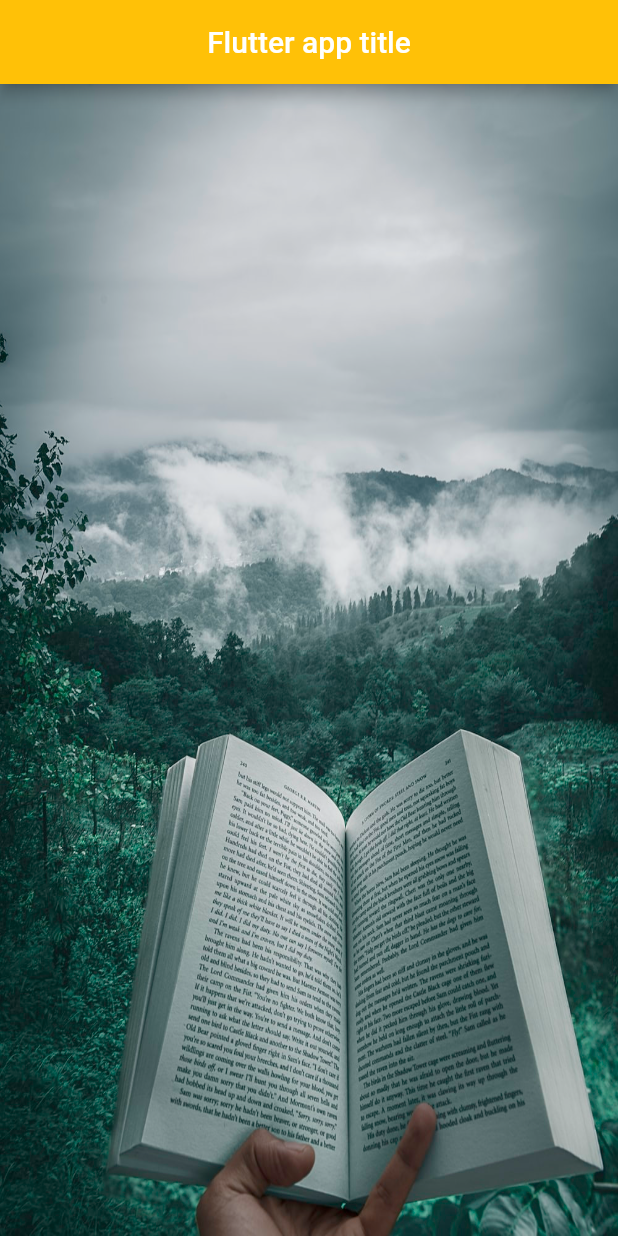
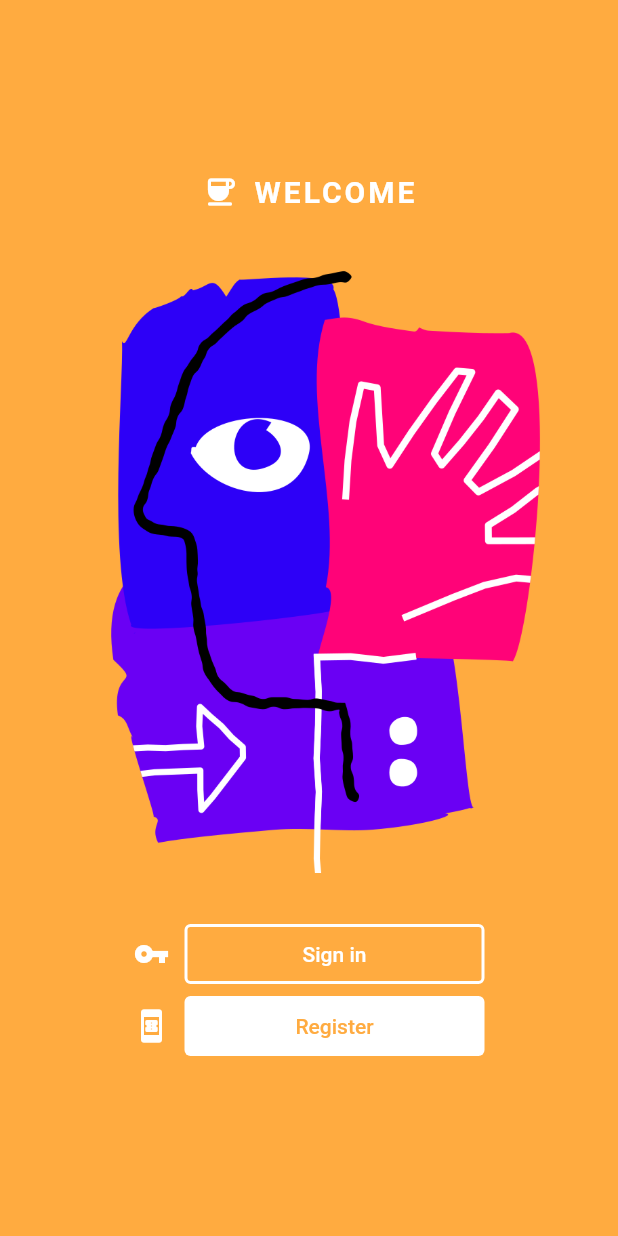
Before and after one commit to GIBuddhika/book-wallet-app, a Flutter app: the screen it shows after launch, on a phone screen of 412 x 824 dp. Run offline on Flutter 3.47's test engine with Material 2 defaults, Android fonts, the phone set to English and light mode, and no system bars.

```diff
--- a/lib/main.dart
+++ b/lib/main.dart
@@ -1,28 +1,22 @@
 import 'package:flutter/material.dart';
+import 'package:flutter_application_1/dashboard.dart';
+import 'package:flutter_application_1/routes.dart';
+import 'package:flutter_application_1/welcome.dart';
 
 void main() {
-  runApp(myapp());
+  runApp(MaterialApp(
+    title: 'Navigation Basics',
+    home: firstPage(),
+  ));
 }
 
-class myapp extends StatelessWidget {
-  // const myapp({Key? key}) : super(key: key);
-
+class firstPage extends StatelessWidget {
   @override
   Widget build(BuildContext context) {
     return MaterialApp(
-      home: Scaffold(
-        appBar: AppBar(
-          title: Text('Flutter app title'),
-          backgroundColor: Colors.amber,
-          centerTitle: true,
-        ),
-        body: Center(
-            child: Image.asset(
-          "images/book.jpeg",
-          height: double.infinity,
-          fit: BoxFit.fill,
-        )),
-      ),
+      home: welcome(),
+      initialRoute: '/',
+      onGenerateRoute: Routes.generateRoute,
     );
   }
 }
--- /dev/null
+++ b/lib/welcome.dart
@@ -0,0 +1,111 @@
+import 'package:flutter/material.dart';
+import 'package:flutter_application_1/sign-in.dart';
+
+class welcome extends StatelessWidget {
+  @override
+  Widget build(BuildContext context) {
+    return MaterialApp(
+      home: Scaffold(
+        backgroundColor: Colors.orangeAccent,
+        body: SafeArea(
+          child: Center(
+            child: SingleChildScrollView(
+              child: Column(
+                mainAxisAlignment: MainAxisAlignment.center,
+                children: [
+                  Row(
+                    mainAxisAlignment: MainAxisAlignment.center,
+                    children: [
+                      Icon(
+                        Icons.coffee_rounded,
+                        color: Colors.white,
+                      ),
+                      SizedBox(width: 10.0),
+                      Text(
+                        'WELCOME',
+                        style: TextStyle(
+                          color: Colors.white,
+                          fontSize: 20,
+                          fontWeight: FontWeight.bold,
+                          letterSpacing: 2.0,
+                        ),
+                      ),
+                    ],
+                  ),
+                  Container(
+                    margin: EdgeInsets.only(bottom: 30, top: 30),
+                    child: Center(
+                        child: Image.asset(
+                      "images/welcome.png",
+                      width: double.infinity,
+                      fit: BoxFit.fill,
+                    )),
+                  ),
+                  Row(
+                    mainAxisAlignment: MainAxisAlignment.center,
+                    children: [
+                      Icon(
+                        Icons.vpn_key,
+                        color: Colors.white,
+                      ),
+                      SizedBox(
+                        width: 10,
+                      ),
+                      OutlinedButton(
+                        onPressed: () {
+                          Navigator.push(
+                            context,
+                            MaterialPageRoute(builder: (context) => SignIn()),
+                          );
+                          print("Outlined button clicked.");
+                        },
+                        child: Text("Sign in"),
+                        style: OutlinedButton.styleFrom(
+                          backgroundColor: Colors.transparent,
+                          side: BorderSide(
+                            color: Colors.white,
+                            width: 2.0,
+                            style: BorderStyle.solid,
+                          ),
+                          primary: Colors.white,
+                          minimumSize: Size(
+                            200.0,
+                            40,
+                          ),
+                        ),
+                      ),
+                    ],
+                  ),
+                  Row(
+                    mainAxisAlignment: MainAxisAlignment.center,
+                    children: [
+                      Icon(
+                        Icons.book_online_rounded,
+                        color: Colors.white,
+                      ),
+                      SizedBox(
+                        width: 10,
+                      ),
+                      TextButton(
+                        onPressed: () {},
+                        child: Text("Register"),
+                        style: TextButton.styleFrom(
+                          primary: Colors.orangeAccent,
+                          backgroundColor: Colors.white,
+                          minimumSize: Size(
+                            200.0,
+                            40,
+                          ),
+                        ),
+                      ),
+                    ],
+                  )
+                ],
+              ),
+            ),
+          ),
+        ),
+      ),
+    );
+  }
+}
--- a/pubspec.yaml
+++ b/pubspec.yaml
@@ -50,6 +50,7 @@ flutter:
   assets:
     - images/book.jpeg
     - images/launcher.png
+    - images/welcome.png
   #   - images/a_dot_burr.jpeg
   #   - images/a_dot_ham.jpeg
   # An image asset can refer to one or more resolution-specific "variants", see
```
Also changed, not shown: lib/dashboard.dart (added, +75 -0 lines), lib/routes.dart (added, +35 -0 lines), lib/sign-in.dart (added, +38 -0 lines), lib/user-details.dart (added, +67 -0 lines), images/launcher.jpg (deleted), images/welcome.png (added).
